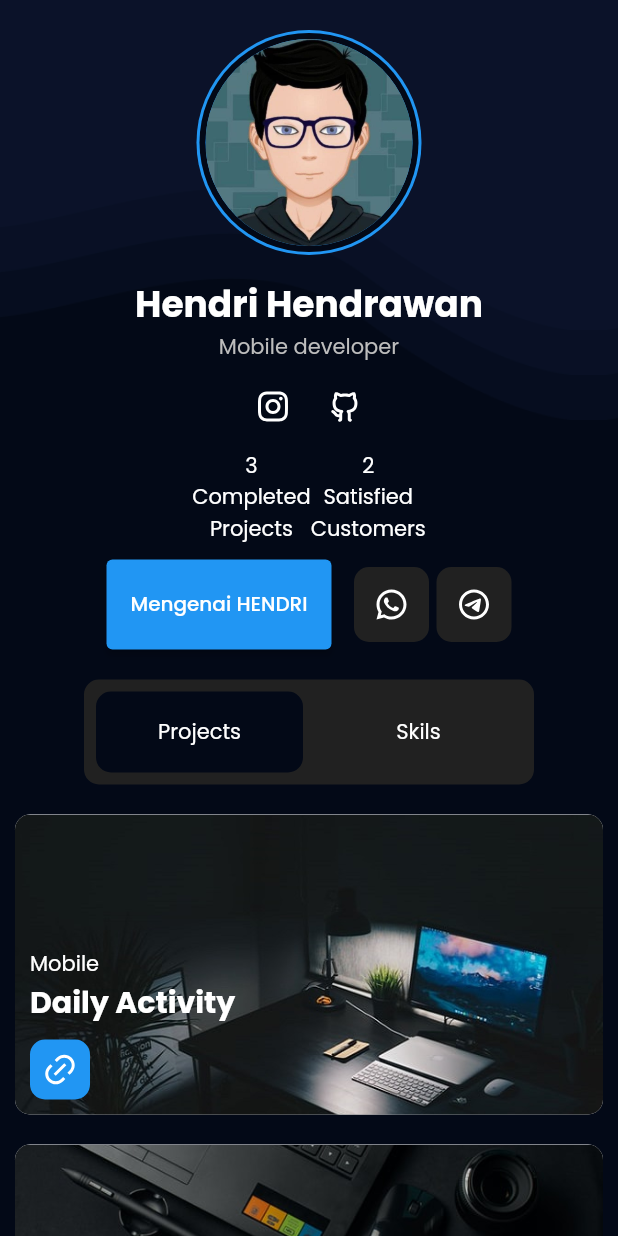
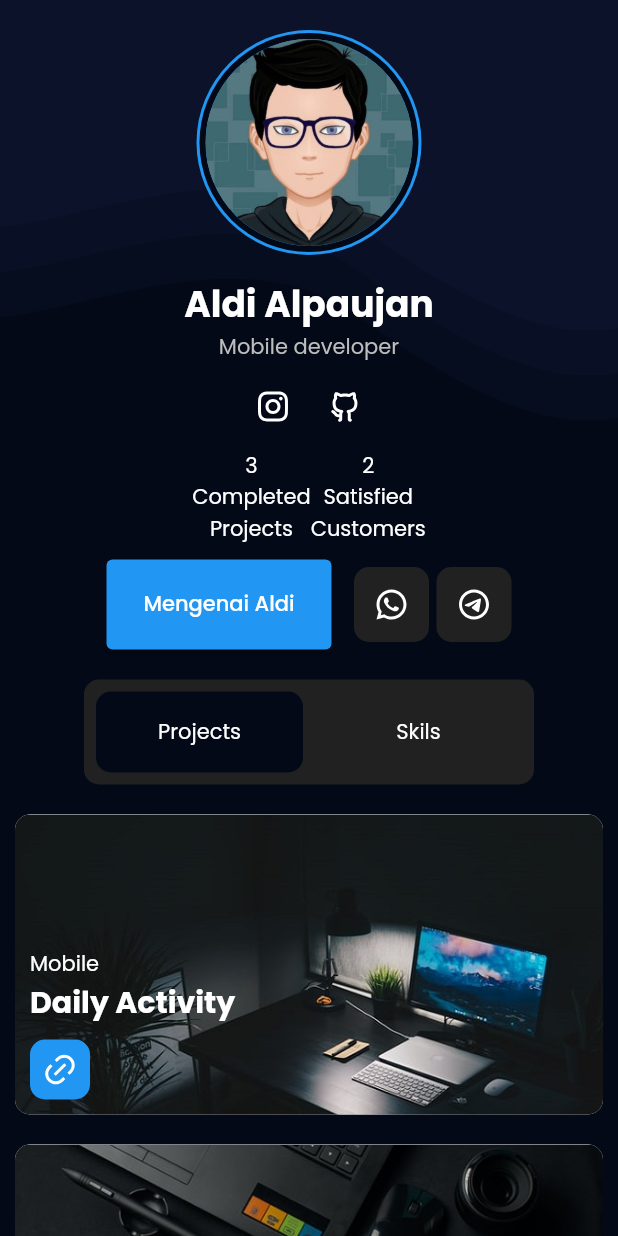
Before and after one commit to AldiAlpaujan/Mobile-portfolio, a Flutter app: the Portfolio screen opened directly, on a phone screen of 412 x 824 dp. Run offline on Flutter 3.47's test engine with Material 2 defaults, Android fonts, the phone set to English and light mode, and no system bars; our stand-ins replace animate_do, carousel_slider, flutter_remix, get, google_fonts, lottie.

Commit message:
Mengubah Nama

```diff
--- a/lib/portfolio/portfolio_page.dart
+++ b/lib/portfolio/portfolio_page.dart
@@ -111,7 +111,7 @@ class Portfolio extends StatelessWidget {
                           crossAxisAlignment: CrossAxisAlignment.center,
                           children: [
                             Text(
-                              "Hendri Hendrawan",
+                              "Aldi Alpaujan",
                               style: _sytle.copyWith(
                                   fontSize: 24, fontWeight: FontWeight.bold),
                             ),
@@ -194,7 +194,7 @@ class Portfolio extends StatelessWidget {
                             child: ElevatedButton(
                               onPressed: () => Get.back(),
                               child: const FittedBox(
-                                  child: Text("Mengenai HENDRI")),
+                                  child: Text("Mengenai Aldi")),
                             ),
                           ),
                           const SizedBox(width: 15),
```
